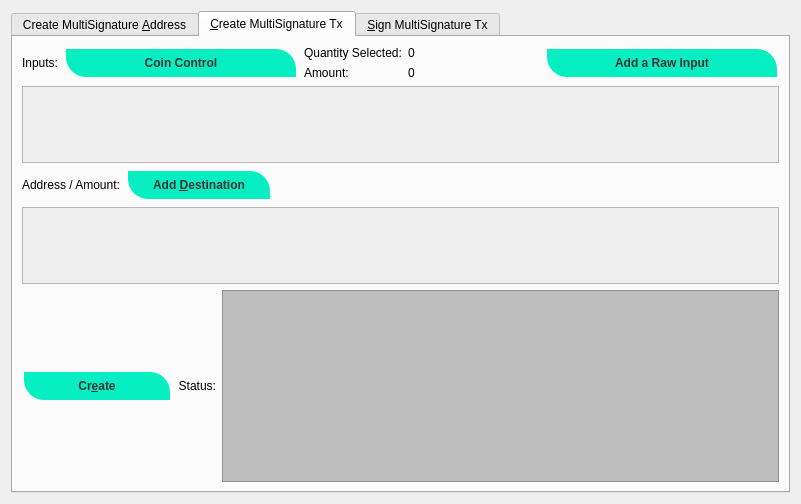
Above: src/qt/forms/multisigdialog.ui from laurobeleche/Ensurance before the change. Below: the same form after it.
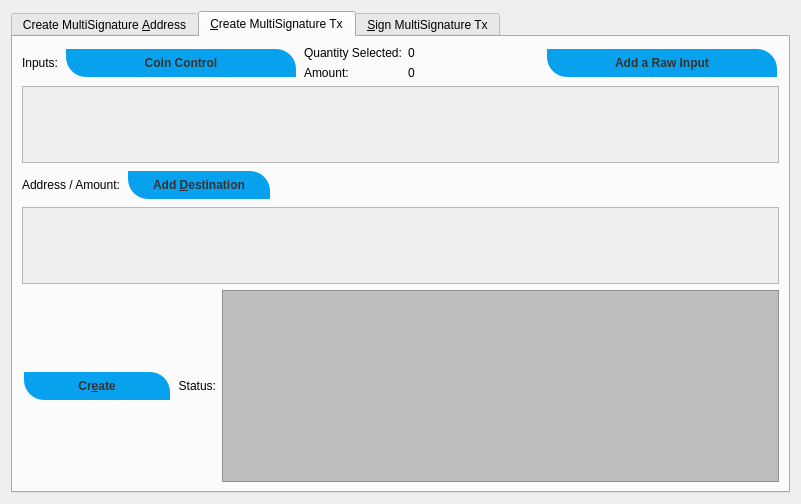
That is the form after the change. The open tabs and pages were chosen to show the change. Icons and pictures are not drawn.

The edit to the form file:
```diff
--- a/src/qt/forms/multisigdialog.ui
+++ b/src/qt/forms/multisigdialog.ui
@@ -449,7 +449,7 @@
                </property>
                <property name="styleSheet">
                 <string notr="true"> .QPushButton {
-  background-color: #08EEC3;
+  background-color: #07a1ee;
 	border: 0;
 	color:#333;
 	font-size:12px;
@@ -544,7 +544,7 @@
                </property>
                <property name="styleSheet">
                 <string notr="true"> .QPushButton {
-  background-color: #08EEC3;
+  background-color: #07a1ee;
 	border: 0;
 	color:#333;
 	font-size:12px;
@@ -648,7 +648,7 @@
                </property>
                <property name="styleSheet">
                 <string notr="true"> .QPushButton {
-  background-color: #08EEC3;
+  background-color: #07a1ee;
 	border: 0;
 	color:#333;
 	font-size:12px;
@@ -760,7 +760,7 @@
                </property>
                <property name="styleSheet">
                 <string notr="true"> .QPushButton {
-  background-color: #08EEC3;
+  background-color: #07a1ee;
 	border: 0;
 	color:#333;
 	font-size:12px;
```
Left out of the diff: 12 changed lines with no effect on the pictures.
